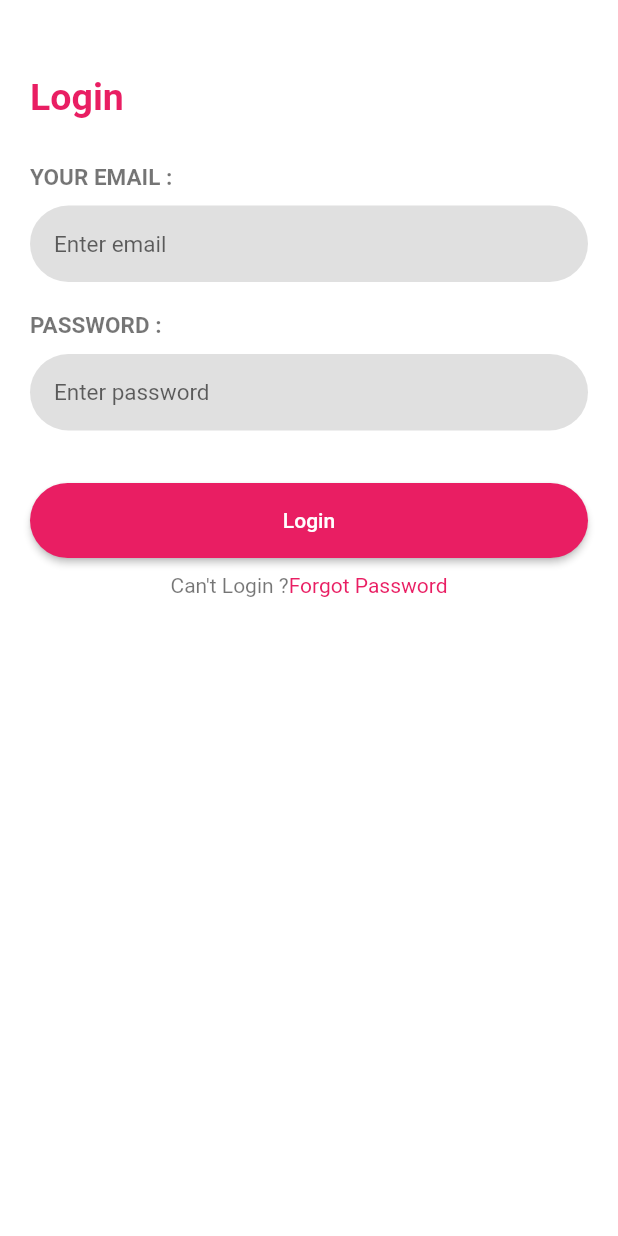
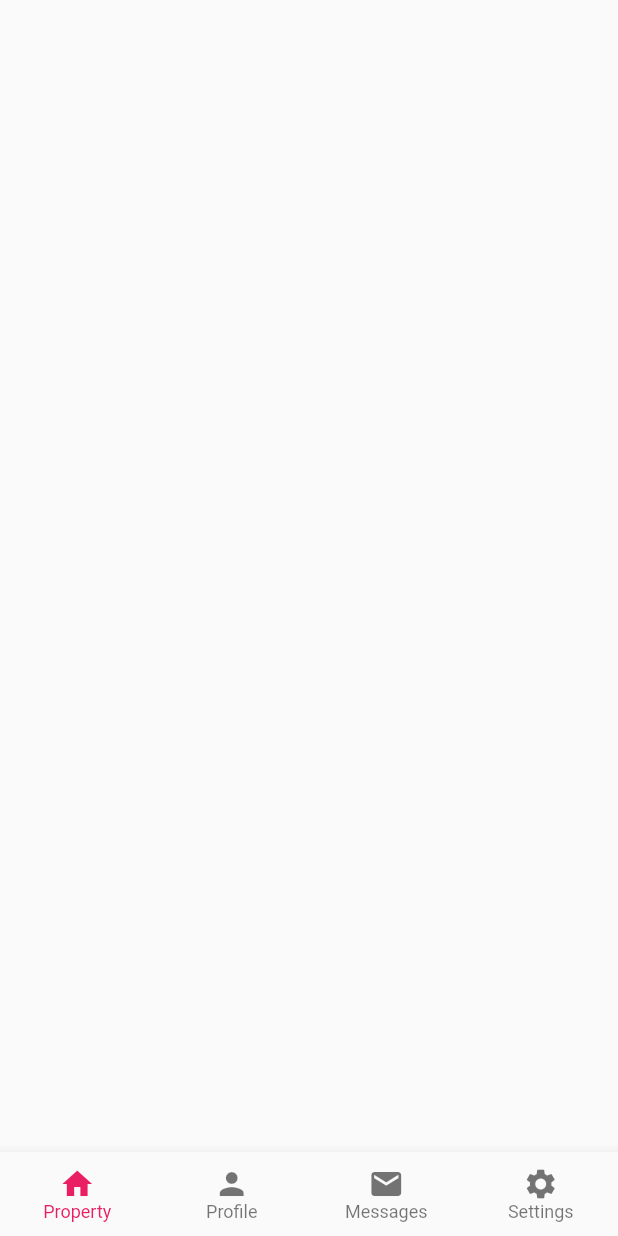
Before and after one commit to esirioneyibo/projecta-flutter-rent, a Flutter app: the LoginScreen screen opened directly, after a tap on "Login", on a phone screen of 412 x 824 dp. Run offline on Flutter 3.47's test engine with Material 2 defaults, Android fonts, the phone set to English and light mode, and no system bars; our stand-ins replace cloud_firestore, firebase_auth, google_sign_in, rxdart; accounts and stored records are empty.

```diff
--- /dev/null
+++ b/lib/auth/auth.dart
@@ -0,0 +1,76 @@
+import 'package:firebase_auth/firebase_auth.dart';
+import 'package:google_sign_in/google_sign_in.dart';
+import 'package:cloud_firestore/cloud_firestore.dart';
+import 'package:rxdart/rxdart.dart';
+
+class AuthService {
+  // Dependencies
+  final GoogleSignIn _googleSignIn = GoogleSignIn();
+  final FirebaseAuth _auth = FirebaseAuth.instance;
+  final Firestore _db = Firestore.instance;
+
+  // Shared State for Widgets
+  Observable<FirebaseUser> user; // firebase user
+  Observable<Map<String, dynamic>> profile; // custom user data in Firestore
+  PublishSubject loading = PublishSubject();
+
+  // constructor
+  AuthService() {
+    user = Observable(_auth.onAuthStateChanged);
+
+    profile = user.switchMap((FirebaseUser u) {
+      if (u != null) {
+        return _db
+            .collection('users')
+            .document(u.uid)
+            .snapshots()
+            .map((snap) => snap.data);
+      } else {
+        return Observable.just({});
+      }
+    });
+  }
+
+  Future<FirebaseUser> googleSignIn() async {
+    // Start
+    loading.add(true);
+
+    // Step 1
+    GoogleSignInAccount googleUser = await _googleSignIn.signIn();
+
+    // Step 2
+    GoogleSignInAuthentication googleAuth = await googleUser.authentication;
+    final AuthCredential credential = GoogleAuthProvider.getCredential(
+      accessToken: googleAuth.accessToken,
+      idToken: googleAuth.idToken,
+    );
+    FirebaseUser user = (await _auth.signInWithCredential(credential)) as FirebaseUser;
+
+    // Step 3
+    updateUserData(user);
+
+    // Done
+    loading.add(false);
+    print("signed in " + user.displayName);
+    return user;
+  }
+
+  void updateUserData(FirebaseUser user) async {
+    DocumentReference ref = _db.collection('users').document(user.uid);
+
+    return ref.setData({
+      'uid': user.uid,
+      'email': user.email,
+      'phoneNumber': user.phoneNumber,
+      'photoURL': user.photoUrl,
+      'displayName': user.displayName,
+      'lastSeen': DateTime.now()
+    }, merge: true);
+  }
+
+  void signOut() {
+    _auth.signOut();
+  }
+}
+
+final AuthService authService = AuthService();
--- /dev/null
+++ b/lib/screens/HomeScreen.dart
@@ -0,0 +1,70 @@
+import 'package:flutter/material.dart';
+
+/* import 'home/MessageScreen.dart';
+import 'home/ProfileScreen.dart';
+import 'home/PropertyScreen.dart';
+import 'home/SettingsScreen.dart'; */
+
+class HomeScreen extends StatefulWidget {
+  @override
+  _HomeScreenState createState() => new _HomeScreenState();
+}
+
+class _HomeScreenState extends State<HomeScreen> {
+
+  List<BottomNavigationBarItem> _items;
+  int _currentIndex = 0;
+
+
+  @override
+  void initState() {
+    _items = new List();
+    _items.add(BottomNavigationBarItem(
+        icon: Icon(Icons.home), title: Text('Property')));
+    _items.add(BottomNavigationBarItem(
+        icon: Icon(Icons.person), title: Text('Profile')));
+    _items.add(BottomNavigationBarItem(
+        icon: Icon(Icons.mail), title: Text('Messages')));
+    _items.add(BottomNavigationBarItem(
+        icon: Icon(Icons.settings), title: Text('Settings')));
+  }
+
+  void onTabTapped(int index) {
+    setState(() {
+      _currentIndex = index;
+    });
+  }
+
+  @override
+  Widget build(BuildContext context) {
+    return Scaffold(
+      bottomNavigationBar: BottomNavigationBar(
+          items: _items,
+          // this will be set when a new tab is ta
+          selectedItemColor: Colors.pink,
+          unselectedItemColor: Colors.black54,
+          currentIndex: _currentIndex,
+          showUnselectedLabels: true,
+          type: BottomNavigationBarType.fixed,
+          selectedFontSize: 12,
+          unselectedFontSize: 12,
+          onTap: onTabTapped),
+      // body: _getHomeItemWidget(_currentIndex),
+    );
+  }
+
+
+ /*  _getHomeItemWidget(int pos) {
+    switch (pos) {
+      case 0:
+        return new PropertyScreen();
+      case 1:
+        return new ProfileScreen();
+      case 2:
+        return new MessageScreen();
+      default:
+        return new SettingsScreen();
+    }
+  } */
+
+}
--- a/lib/screens/LoginScreen.dart
+++ b/lib/screens/LoginScreen.dart
@@ -1,6 +1,6 @@
 import 'package:flutter/material.dart';
-
-//import 'HomeScreen.dart';
+import 'package:projecta/auth/auth.dart';
+import 'HomeScreen.dart';
 
 class LoginScreen extends StatefulWidget {
   @override
@@ -115,11 +115,11 @@ class _LoginScreenState extends State<LoginScreen> {
                     color: Colors.pink,
                     child: Text("Login"),
                     onPressed: () {
-                      print("Login");
-                      /* Navigator.push(
+                      authService.googleSignIn();
+                      Navigator.push(
                         context,
                         MaterialPageRoute(builder: (context) => HomeScreen()),
-                      ); */
+                      );
                     },
                     shape: new RoundedRectangleBorder(
                         borderRadius: new BorderRadius.circular(30.0))),
--- a/pubspec.yaml
+++ b/pubspec.yaml
@@ -23,6 +23,10 @@ dependencies:
   # The following adds the Cupertino Icons font to your application.
   # Use with the CupertinoIcons class for iOS style icons.
   cupertino_icons: ^0.1.2
+  cloud_firestore: ^0.12.9
+  firebase_auth: ^0.14.0+2
+  google_sign_in: ^4.0.6
+  rxdart: ^0.22.1+1
 
 dev_dependencies:
   flutter_test:
```
Also changed, not shown: pubspec.lock.
